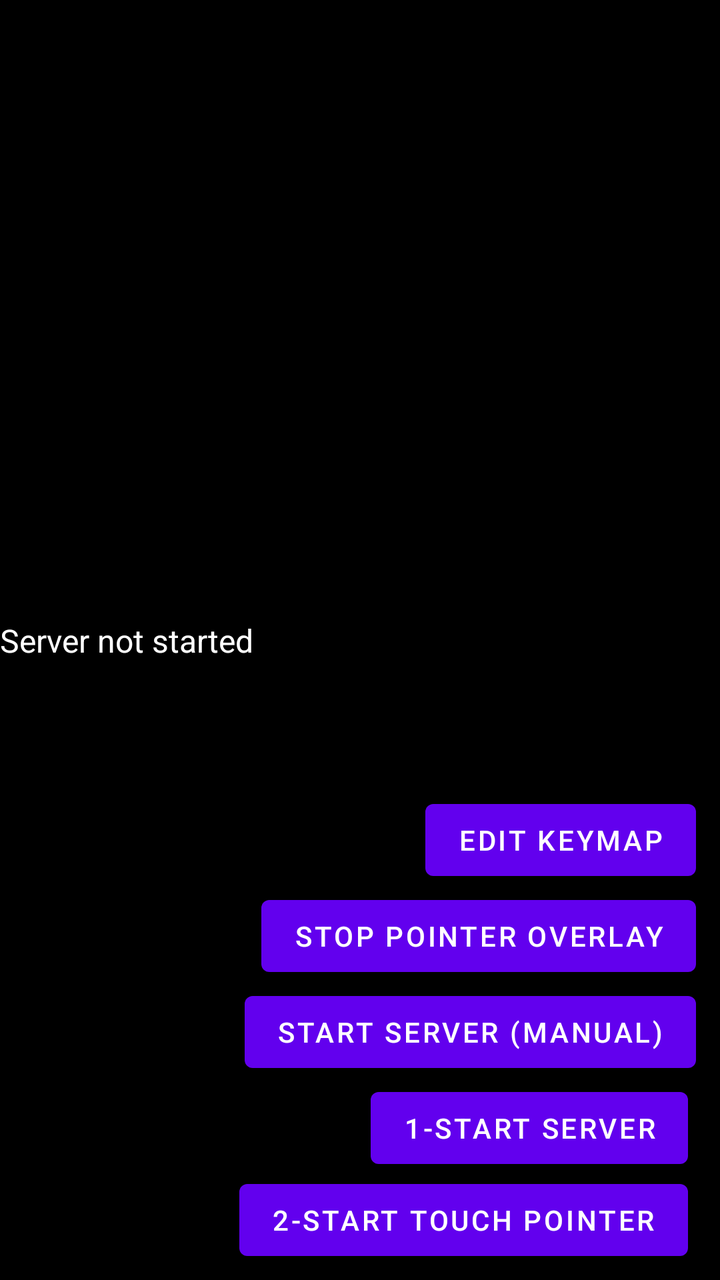
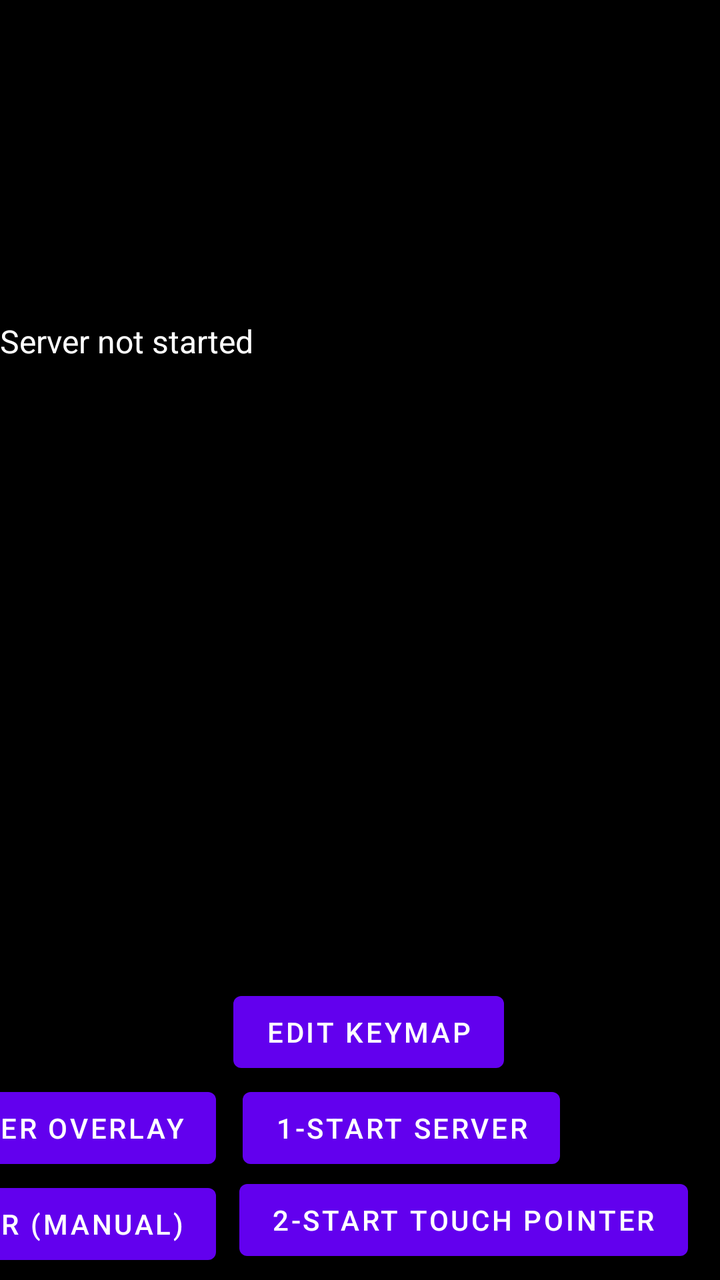

Two renders of the same Android screen: before a commit and after it. Below are the layout's source before the change and the commit's diff.
<!-- AndroidManifest.xml: application theme Theme.XtMapper -->
<!-- res/layout/activity_main.xml -->
<?xml version="1.0" encoding="utf-8"?>
<androidx.constraintlayout.widget.ConstraintLayout xmlns:android="http://schemas.android.com/apk/res/android"
    xmlns:app="http://schemas.android.com/apk/res-auto"
    xmlns:tools="http://schemas.android.com/tools"
    android:id="@+id/activity_mouse_jnicallback"
    android:layout_width="match_parent"
    android:layout_height="match_parent"
    android:background="@android:color/background_dark"
    tools:context=".MainActivity">

    <TextView
        android:id="@+id/mouseView"
        android:layout_width="match_parent"
        android:layout_height="wrap_content"
        android:isScrollContainer="true"
        android:scrollHorizontally="true"
        android:text="@string/run_script_info"
        android:textAppearance="@android:style/TextAppearance.Material.Large"
        android:textColor="@color/white"
        android:textSize="16sp"
        app:layout_constraintBottom_toBottomOf="@+id/activity_mouse_jnicallback"
        app:layout_constraintLeft_toLeftOf="@+id/activity_mouse_jnicallback"
        app:layout_constraintRight_toRightOf="@+id/activity_mouse_jnicallback"
        app:layout_constraintTop_toTopOf="@+id/activity_mouse_jnicallback"
        tools:layout_constraintBottom_creator="0"
        tools:layout_constraintLeft_creator="0"
        tools:layout_constraintRight_creator="0"
        tools:layout_constraintTop_creator="0" />

    <Button
        android:id="@+id/start_editor"
        android:layout_width="wrap_content"
        android:layout_height="wrap_content"
        android:layout_marginEnd="12dp"
        android:layout_marginBottom="196dp"
        android:text="@string/edit_keymap"
        app:layout_constraintBottom_toBottomOf="parent"
        app:layout_constraintEnd_toEndOf="parent" />

    <Button
        android:id="@+id/stop_pointer"
        android:layout_width="wrap_content"
        android:layout_height="wrap_content"
        android:layout_marginEnd="12dp"
        android:layout_marginBottom="148dp"
        android:text="@string/stop_pointer_overlay"
        app:layout_constraintBottom_toBottomOf="parent"
        app:layout_constraintEnd_toEndOf="parent" />

    <Button
        android:id="@+id/startServer"
        android:layout_width="wrap_content"
        android:layout_height="wrap_content"
        android:layout_marginEnd="16dp"
        android:layout_marginBottom="52dp"
        android:text="@string/start_server"
        app:layout_constraintBottom_toBottomOf="parent"
        app:layout_constraintEnd_toEndOf="parent" />

    <Button
        android:id="@+id/startServerM"
        android:layout_width="wrap_content"
        android:layout_height="wrap_content"
        android:layout_marginEnd="12dp"
        android:layout_marginBottom="100dp"
        android:text="@string/start_server_manual"
        app:layout_constraintBottom_toBottomOf="parent"
        app:layout_constraintEnd_toEndOf="parent" />

    <Button
        android:id="@+id/startPointer"
        android:layout_width="wrap_content"
        android:layout_height="wrap_content"
        android:layout_marginEnd="16dp"
        android:layout_marginBottom="6dp"
        android:text="@string/start_touch_pointer"
        app:layout_constraintBottom_toBottomOf="parent"
        app:layout_constraintEnd_toEndOf="parent" />

</androidx.constraintlayout.widget.ConstraintLayout>
<!-- resources referenced by this layout -->
<resources>
  <color name="white">#FFFFFFFF</color>
  <string name="edit_keymap">Edit Keymap</string>
  <string name="run_script_info">Server not started</string>
  <string name="start_server">1-Start server</string>
  <string name="start_server_manual">Start server (manual)</string>
  <string name="start_touch_pointer">2-Start touch pointer</string>
  <string name="stop_pointer_overlay">Stop Pointer overlay</string>
  <style name="Theme.XtMapper" parent="Theme.MaterialComponents.DayNight.DarkActionBar">
          
          <item name="colorPrimary">@color/purple_500</item>
          <item name="colorPrimaryVariant">@color/purple_700</item>
          <item name="colorOnPrimary">@color/white</item>
          
          <item name="colorSecondary">@color/teal_200</item>
          <item name="colorSecondaryVariant">@color/teal_700</item>
          <item name="colorOnSecondary">@color/black</item>
          
          <item name="android:statusBarColor" tools:targetApi="l">?attr/colorPrimaryVariant</item>
          
      </style>
  <color name="purple_500">#FF6200EE</color>
  <color name="purple_700">#FF3700B3</color>
  <color name="teal_200">#FF03DAC5</color>
  <color name="teal_700">#FF018786</color>
  <color name="black">#FF000000</color>
</resources>

<!-- the commit's change to res/layout/activity_main.xml (unified diff, before → after) -->
@@ -7,11 +7,12 @@
     android:layout_height="match_parent"
     android:background="@android:color/background_dark"
     tools:context=".MainActivity">
+    
 
     <TextView
         android:id="@+id/mouseView"
-        android:layout_width="match_parent"
-        android:layout_height="wrap_content"
+        android:layout_width="614dp"
+        android:layout_height="255dp"
         android:isScrollContainer="true"
         android:scrollHorizontally="true"
         android:text="@string/run_script_info"
@@ -19,9 +20,11 @@
         android:textColor="@color/white"
         android:textSize="16sp"
         app:layout_constraintBottom_toBottomOf="@+id/activity_mouse_jnicallback"
+        app:layout_constraintHorizontal_bias="0.0"
         app:layout_constraintLeft_toLeftOf="@+id/activity_mouse_jnicallback"
         app:layout_constraintRight_toRightOf="@+id/activity_mouse_jnicallback"
         app:layout_constraintTop_toTopOf="@+id/activity_mouse_jnicallback"
+        app:layout_constraintVertical_bias="0.415"
         tools:layout_constraintBottom_creator="0"
         tools:layout_constraintLeft_creator="0"
         tools:layout_constraintRight_creator="0"
@@ -31,8 +34,8 @@
         android:id="@+id/start_editor"
         android:layout_width="wrap_content"
         android:layout_height="wrap_content"
-        android:layout_marginEnd="12dp"
-        android:layout_marginBottom="196dp"
+        android:layout_marginEnd="108dp"
+        android:layout_marginBottom="100dp"
         android:text="@string/edit_keymap"
         app:layout_constraintBottom_toBottomOf="parent"
         app:layout_constraintEnd_toEndOf="parent" />
@@ -41,8 +44,8 @@
         android:id="@+id/stop_pointer"
         android:layout_width="wrap_content"
         android:layout_height="wrap_content"
-        android:layout_marginEnd="12dp"
-        android:layout_marginBottom="148dp"
+        android:layout_marginEnd="252dp"
+        android:layout_marginBottom="52dp"
         android:text="@string/stop_pointer_overlay"
         app:layout_constraintBottom_toBottomOf="parent"
         app:layout_constraintEnd_toEndOf="parent" />
@@ -51,7 +54,7 @@
         android:id="@+id/startServer"
         android:layout_width="wrap_content"
         android:layout_height="wrap_content"
-        android:layout_marginEnd="16dp"
+        android:layout_marginEnd="80dp"
         android:layout_marginBottom="52dp"
         android:text="@string/start_server"
         app:layout_constraintBottom_toBottomOf="parent"
@@ -61,8 +64,8 @@
         android:id="@+id/startServerM"
         android:layout_width="wrap_content"
         android:layout_height="wrap_content"
-        android:layout_marginEnd="12dp"
-        android:layout_marginBottom="100dp"
+        android:layout_marginEnd="252dp"
+        android:layout_marginBottom="4dp"
         android:text="@string/start_server_manual"
         app:layout_constraintBottom_toBottomOf="parent"
         app:layout_constraintEnd_toEndOf="parent" />
